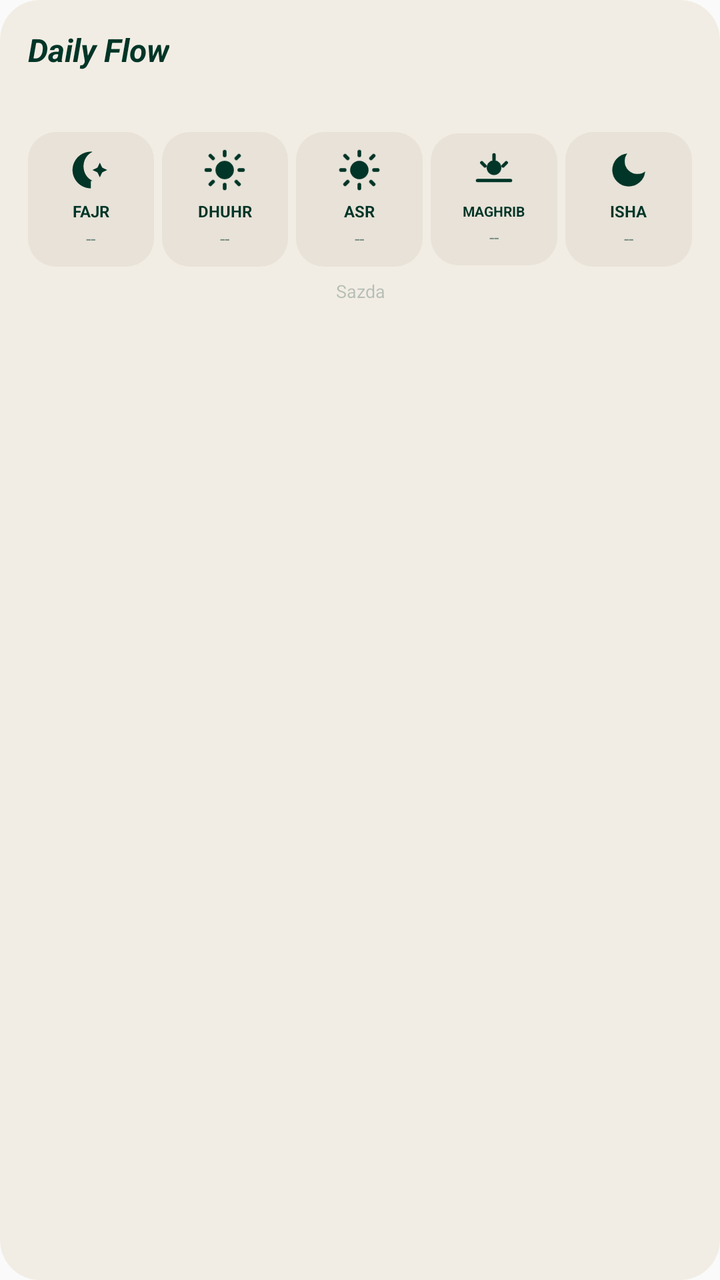
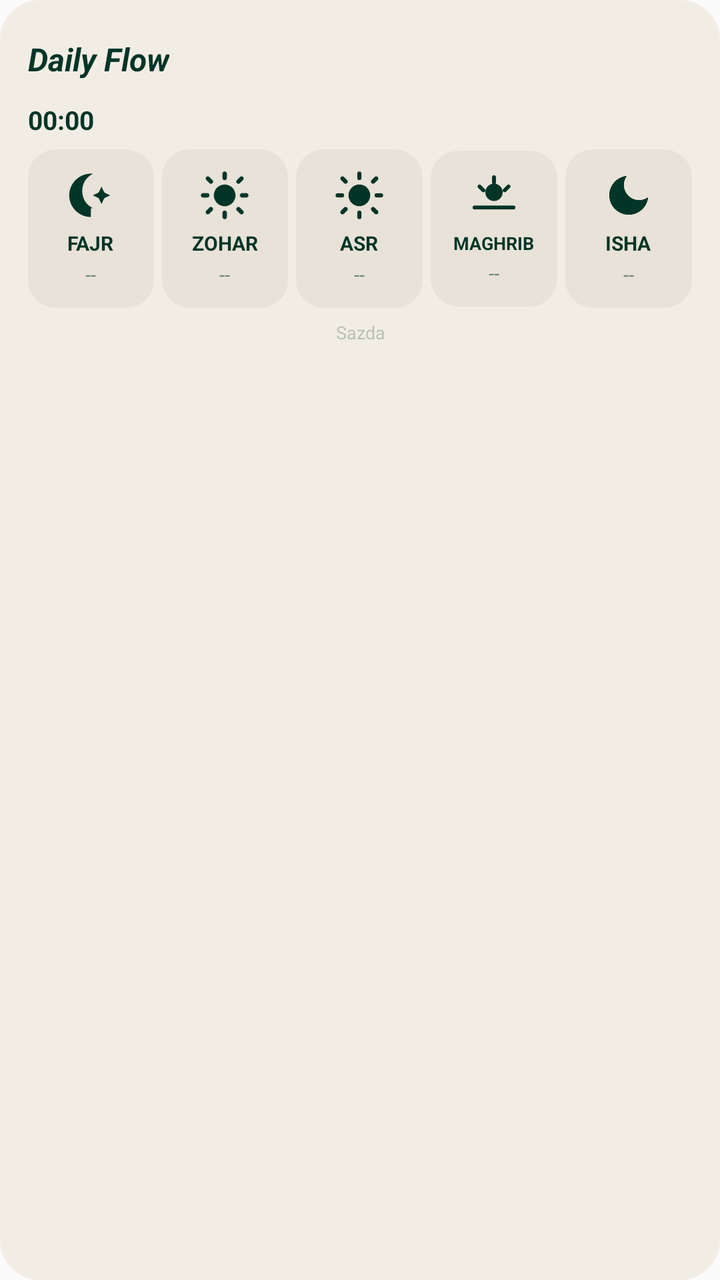

Before-and-after screenshots of an Android layout around one commit, followed by the original layout XML and the change that was made.
<!-- AndroidManifest.xml: application theme AppTheme -->
<!-- res/layout/widget_daily_flow.xml -->
<?xml version="1.0" encoding="utf-8"?>
<LinearLayout xmlns:android="http://schemas.android.com/apk/res/android"
    android:layout_width="match_parent"
    android:layout_height="wrap_content"
    android:orientation="vertical"
    android:background="@drawable/widget_card_bg"
    android:padding="14dp">

    
    <RelativeLayout
        android:layout_width="match_parent"
        android:layout_height="wrap_content"
        android:layout_marginBottom="6dp">

        <TextView
            android:id="@+id/flow_title"
            android:layout_width="wrap_content"
            android:layout_height="wrap_content"
            android:text="Daily Flow"
            android:textColor="#003527"
            android:textSize="16sp"
            android:textStyle="bold|italic"
            android:layout_alignParentStart="true"
            android:layout_centerVertical="true" />

        <TextView
            android:id="@+id/flow_date"
            android:layout_width="wrap_content"
            android:layout_height="wrap_content"
            android:text=""
            android:textColor="#66003527"
            android:textSize="12sp"
            android:layout_alignParentEnd="true"
            android:layout_centerVertical="true" />
    </RelativeLayout>

    
    <TextView
        android:id="@+id/flow_status"
        android:layout_width="match_parent"
        android:layout_height="wrap_content"
        android:layout_marginBottom="8dp"
        android:text=""
        android:textColor="#003527"
        android:textSize="12sp"
        android:textStyle="bold" />

    
    <LinearLayout
        android:layout_width="match_parent"
        android:layout_height="wrap_content"
        android:orientation="horizontal"
        android:gravity="center"
        android:baselineAligned="false">

        
        <LinearLayout
            android:id="@+id/flow_item_fajr"
            android:layout_width="0dp"
            android:layout_height="wrap_content"
            android:layout_weight="1"
            android:orientation="vertical"
            android:gravity="center"
            android:background="@drawable/widget_flow_item_bg"
            android:padding="8dp"
            android:layout_marginRight="4dp">

            <ImageView
                android:id="@+id/flow_icon_fajr"
                android:layout_width="22dp"
                android:layout_height="22dp"
                android:src="@drawable/ic_widget_fajr"
                android:contentDescription="Fajr" />

            <TextView
                android:id="@+id/flow_name_fajr"
                android:layout_width="wrap_content"
                android:layout_height="wrap_content"
                android:layout_marginTop="4dp"
                android:text="FAJR"
                android:textColor="#003527"
                android:textSize="8sp"
                android:textStyle="bold" />

            <TextView
                android:id="@+id/flow_time_fajr"
                android:layout_width="wrap_content"
                android:layout_height="wrap_content"
                android:layout_marginTop="2dp"
                android:text="--"
                android:textColor="#88003527"
                android:textSize="9sp" />
        </LinearLayout>

        
        <LinearLayout
            android:id="@+id/flow_item_dhuhr"
            android:layout_width="0dp"
            android:layout_height="wrap_content"
            android:layout_weight="1"
            android:orientation="vertical"
            android:gravity="center"
            android:background="@drawable/widget_flow_item_bg"
            android:padding="8dp"
            android:layout_marginRight="4dp">

            <ImageView
                android:id="@+id/flow_icon_dhuhr"
                android:layout_width="22dp"
                android:layout_height="22dp"
                android:src="@drawable/ic_widget_sun"
                android:contentDescription="Dhuhr" />

            <TextView
                android:id="@+id/flow_name_dhuhr"
                android:layout_width="wrap_content"
                android:layout_height="wrap_content"
                android:layout_marginTop="4dp"
                android:text="DHUHR"
                android:textColor="#003527"
                android:textSize="8sp"
                android:textStyle="bold" />

            <TextView
                android:id="@+id/flow_time_dhuhr"
                android:layout_width="wrap_content"
                android:layout_height="wrap_content"
                android:layout_marginTop="2dp"
                android:text="--"
                android:textColor="#88003527"
                android:textSize="9sp" />
        </LinearLayout>

        
        <LinearLayout
            android:id="@+id/flow_item_asr"
            android:layout_width="0dp"
            android:layout_height="wrap_content"
            android:layout_weight="1"
            android:orientation="vertical"
            android:gravity="center"
            android:background="@drawable/widget_flow_item_bg"
            android:padding="8dp"
            android:layout_marginRight="4dp">

            <ImageView
                android:id="@+id/flow_icon_asr"
                android:layout_width="22dp"
                android:layout_height="22dp"
                android:src="@drawable/ic_widget_sun"
                android:contentDescription="Asr" />

            <TextView
                android:id="@+id/flow_name_asr"
                android:layout_width="wrap_content"
                android:layout_height="wrap_content"
                android:layout_marginTop="4dp"
                android:text="ASR"
                android:textColor="#003527"
                android:textSize="8sp"
                android:textStyle="bold" />

            <TextView
                android:id="@+id/flow_time_asr"
                android:layout_width="wrap_content"
                android:layout_height="wrap_content"
                android:layout_marginTop="2dp"
                android:text="--"
                android:textColor="#88003527"
                android:textSize="9sp" />
        </LinearLayout>

        
        <LinearLayout
            android:id="@+id/flow_item_maghrib"
            android:layout_width="0dp"
            android:layout_height="wrap_content"
            android:layout_weight="1"
            android:orientation="vertical"
            android:gravity="center"
            android:background="@drawable/widget_flow_item_bg"
            android:padding="8dp"
            android:layout_marginRight="4dp">

            <ImageView
                android:id="@+id/flow_icon_maghrib"
                android:layout_width="22dp"
                android:layout_height="22dp"
                android:src="@drawable/ic_widget_maghrib"
                android:contentDescription="Maghrib" />

            <TextView
                android:id="@+id/flow_name_maghrib"
                android:layout_width="wrap_content"
                android:layout_height="wrap_content"
                android:layout_marginTop="4dp"
                android:text="MAGHRIB"
                android:textColor="#003527"
                android:textSize="7sp"
                android:textStyle="bold" />

            <TextView
                android:id="@+id/flow_time_maghrib"
                android:layout_width="wrap_content"
                android:layout_height="wrap_content"
                android:layout_marginTop="2dp"
                android:text="--"
                android:textColor="#88003527"
                android:textSize="9sp" />
        </LinearLayout>

        
        <LinearLayout
            android:id="@+id/flow_item_isha"
            android:layout_width="0dp"
            android:layout_height="wrap_content"
            android:layout_weight="1"
            android:orientation="vertical"
            android:gravity="center"
            android:background="@drawable/widget_flow_item_bg"
            android:padding="8dp">

            <ImageView
                android:id="@+id/flow_icon_isha"
                android:layout_width="22dp"
                android:layout_height="22dp"
                android:src="@drawable/ic_widget_moon"
                android:contentDescription="Isha" />

            <TextView
                android:id="@+id/flow_name_isha"
                android:layout_width="wrap_content"
                android:layout_height="wrap_content"
                android:layout_marginTop="4dp"
                android:text="ISHA"
                android:textColor="#003527"
                android:textSize="8sp"
                android:textStyle="bold" />

            <TextView
                android:id="@+id/flow_time_isha"
                android:layout_width="wrap_content"
                android:layout_height="wrap_content"
                android:layout_marginTop="2dp"
                android:text="--"
                android:textColor="#88003527"
                android:textSize="9sp" />
        </LinearLayout>
    </LinearLayout>

    
    <TextView
        android:layout_width="match_parent"
        android:layout_height="wrap_content"
        android:layout_marginTop="6dp"
        android:gravity="center"
        android:text="Sazda"
        android:textColor="#40003527"
        android:textSize="9sp" />
</LinearLayout>
<!-- resources referenced by this layout -->
<resources>
  <!-- drawable ic_widget_fajr (drawable) -->
  <?xml version="1.0" encoding="utf-8"?>
  <vector xmlns:android="http://schemas.android.com/apk/res/android"
      android:width="20dp"
      android:height="20dp"
      android:viewportWidth="24"
      android:viewportHeight="24">
      <path
          android:fillColor="#003527"
          android:pathData="M12.1,22C6.6,22 2.1,17.5 2.1,12S6.6,2 12.1,2c0.3,0 0.6,0 0.9,0.1C10,3.5 8.1,6.5 8.1,10s1.9,6.5 4.9,7.9c-0.3,0 -0.6,0.1 -0.9,0.1C12.1,18 12.1,22 12.1,22zM17,8l1.3,2.7L21,12l-2.7,1.3L17,16l-1.3-2.7L13,12l2.7-1.3z" />
  </vector>
  <!-- drawable ic_widget_maghrib (drawable) -->
  <?xml version="1.0" encoding="utf-8"?>
  <vector xmlns:android="http://schemas.android.com/apk/res/android"
      android:width="20dp"
      android:height="20dp"
      android:viewportWidth="24"
      android:viewportHeight="24">
      
      <path
          android:fillColor="#003527"
          android:pathData="M12,14a4,4 0,0 0,4 -4a4,4 0,0 0,-8 0a4,4 0,0 0,4 4z" />
      
      <path
          android:strokeColor="#003527"
          android:strokeWidth="1.8"
          android:strokeLineCap="round"
          android:pathData="M3,17L21,17M12,3L12,5.5M5.3,7.3L7.1,9.1M18.7,7.3L16.9,9.1" />
  </vector>
  <!-- drawable ic_widget_moon (drawable) -->
  <?xml version="1.0" encoding="utf-8"?>
  <vector xmlns:android="http://schemas.android.com/apk/res/android"
      android:width="20dp"
      android:height="20dp"
      android:viewportWidth="24"
      android:viewportHeight="24">
      <path
          android:fillColor="#003527"
          android:pathData="M21,12.8A9,9 0,1 1,11.2 3,7 7,0 0,0 21,12.8z" />
  </vector>
  <!-- drawable ic_widget_sun (drawable) -->
  <?xml version="1.0" encoding="utf-8"?>
  <vector xmlns:android="http://schemas.android.com/apk/res/android"
      android:width="20dp"
      android:height="20dp"
      android:viewportWidth="24"
      android:viewportHeight="24">
      
      <path
          android:fillColor="#003527"
          android:pathData="M12,7a5,5 0,1 0,0 10a5,5 0,1 0,0 -10z" />
      
      <path
          android:strokeColor="#003527"
          android:strokeWidth="2"
          android:strokeLineCap="round"
          android:pathData="M12,2L12,4M12,20L12,22M4.22,4.22L5.64,5.64M18.36,18.36L19.78,19.78M2,12L4,12M20,12L22,12M4.22,19.78L5.64,18.36M18.36,5.64L19.78,4.22" />
  </vector>
  <!-- drawable widget_card_bg (drawable) -->
  <?xml version="1.0" encoding="utf-8"?>
  <shape xmlns:android="http://schemas.android.com/apk/res/android"
      android:shape="rectangle">
      <solid android:color="#F2EDE4" />
      <corners android:radius="20dp" />
  </shape>
  <!-- drawable widget_flow_item_bg (drawable) -->
  <?xml version="1.0" encoding="utf-8"?>
  <shape xmlns:android="http://schemas.android.com/apk/res/android"
      android:shape="rectangle">
      <solid android:color="#E8E2D8" />
      <corners android:radius="14dp" />
  </shape>
  <style name="AppTheme" parent="Theme.AppCompat.DayNight.NoActionBar">
          
          <item name="android:editTextBackground">@drawable/rn_edit_text_material</item>
      </style>
  <!-- drawable rn_edit_text_material (drawable) -->
  <?xml version="1.0" encoding="utf-8"?>
  <inset xmlns:android="http://schemas.android.com/apk/res/android"
         android:insetLeft="@dimen/abc_edit_text_inset_horizontal_material"
         android:insetRight="@dimen/abc_edit_text_inset_horizontal_material"
         android:insetTop="@dimen/abc_edit_text_inset_top_material"
         android:insetBottom="@dimen/abc_edit_text_inset_bottom_material"
         >
  
      <selector>
          
          <item android:state_enabled="false" android:drawable="@drawable/abc_textfield_default_mtrl_alpha"/>
          <item android:drawable="@drawable/abc_textfield_activated_mtrl_alpha"/>
      </selector>
  
  </inset>
</resources>

<!-- the commit's change to res/layout/widget_daily_flow.xml (unified diff, before → after) -->
@@ -32,17 +32,38 @@
             android:textSize="12sp"
             android:layout_alignParentEnd="true"
             android:layout_centerVertical="true" />
+
+        <TextView
+            android:id="@+id/flow_city"
+            android:layout_width="wrap_content"
+            android:layout_height="wrap_content"
+            android:layout_below="@id/flow_date"
+            android:layout_alignParentEnd="true"
+            android:layout_marginTop="1dp"
+            android:text=""
+            android:textColor="#55003527"
+            android:textSize="10sp" />
     </RelativeLayout>
 
     
     <TextView
+        android:id="@+id/flow_period_note"
+        android:layout_width="match_parent"
+        android:layout_height="wrap_content"
+        android:layout_marginBottom="4dp"
+        android:text=""
+        android:textColor="#66003527"
+        android:textSize="10sp"
+        android:visibility="gone" />
+
+    
+    <Chronometer
         android:id="@+id/flow_status"
         android:layout_width="match_parent"
         android:layout_height="wrap_content"
-        android:layout_marginBottom="8dp"
-        android:text=""
+        android:layout_marginBottom="6dp"
         android:textColor="#003527"
-        android:textSize="12sp"
+        android:textSize="13sp"
         android:textStyle="bold" />
 
     
@@ -62,13 +83,13 @@
             android:orientation="vertical"
             android:gravity="center"
             android:background="@drawable/widget_flow_item_bg"
-            android:padding="8dp"
+            android:padding="10dp"
             android:layout_marginRight="4dp">
 
             <ImageView
                 android:id="@+id/flow_icon_fajr"
-                android:layout_width="22dp"
-                android:layout_height="22dp"
+                android:layout_width="26dp"
+                android:layout_height="26dp"
                 android:src="@drawable/ic_widget_fajr"
                 android:contentDescription="Fajr" />
 
@@ -79,7 +100,7 @@
                 android:layout_marginTop="4dp"
                 android:text="FAJR"
                 android:textColor="#003527"
-                android:textSize="8sp"
+                android:textSize="10sp"
                 android:textStyle="bold" />
 
             <TextView
@@ -89,7 +110,8 @@
                 android:layout_marginTop="2dp"
                 android:text="--"
                 android:textColor="#88003527"
-                android:textSize="9sp" />
+                android:textSize="10sp"
+                android:maxLines="1" />
         </LinearLayout>
 
         
@@ -101,24 +123,24 @@
             android:orientation="vertical"
             android:gravity="center"
             android:background="@drawable/widget_flow_item_bg"
-            android:padding="8dp"
+            android:padding="10dp"
             android:layout_marginRight="4dp">
 
             <ImageView
                 android:id="@+id/flow_icon_dhuhr"
-                android:layout_width="22dp"
-                android:layout_height="22dp"
+                android:layout_width="26dp"
+                android:layout_height="26dp"
                 android:src="@drawable/ic_widget_sun"
-                android:contentDescription="Dhuhr" />
+                android:contentDescription="Zohar" />
 
             <TextView
                 android:id="@+id/flow_name_dhuhr"
                 android:layout_width="wrap_content"
                 android:layout_height="wrap_content"
                 android:layout_marginTop="4dp"
-                android:text="DHUHR"
-                android:textColor="#003527"
-                android:textSize="8sp"
+                android:text="ZOHAR"
+                android:textColor="#003527"
+                android:textSize="10sp"
                 android:textStyle="bold" />
 
             <TextView
@@ -128,7 +150,8 @@
                 android:layout_marginTop="2dp"
                 android:text="--"
                 android:textColor="#88003527"
-                android:textSize="9sp" />
+                android:textSize="10sp"
+                android:maxLines="1" />
         </LinearLayout>
 
         
@@ -140,13 +163,13 @@
             android:orientation="vertical"
             android:gravity="center"
             android:background="@drawable/widget_flow_item_bg"
-            android:padding="8dp"
+            android:padding="10dp"
             android:layout_marginRight="4dp">
 
             <ImageView
                 android:id="@+id/flow_icon_asr"
-                android:layout_width="22dp"
-                android:layout_height="22dp"
+                android:layout_width="26dp"
+                android:layout_height="26dp"
                 android:src="@drawable/ic_widget_sun"
                 android:contentDescription="Asr" />
 
@@ -157,7 +180,7 @@
                 android:layout_marginTop="4dp"
                 android:text="ASR"
                 android:textColor="#003527"
-                android:textSize="8sp"
+                android:textSize="10sp"
                 android:textStyle="bold" />
 
             <TextView
@@ -167,7 +190,8 @@
                 android:layout_marginTop="2dp"
                 android:text="--"
                 android:textColor="#88003527"
-                android:textSize="9sp" />
+                android:textSize="10sp"
+                android:maxLines="1" />
         </LinearLayout>
 
         
@@ -179,13 +203,13 @@
             android:orientation="vertical"
             android:gravity="center"
             android:background="@drawable/widget_flow_item_bg"
-            android:padding="8dp"
+            android:padding="10dp"
             android:layout_marginRight="4dp">
 
             <ImageView
                 android:id="@+id/flow_icon_maghrib"
-                android:layout_width="22dp"
-                android:layout_height="22dp"
+                android:layout_width="26dp"
+                android:layout_height="26dp"
                 android:src="@drawable/ic_widget_maghrib"
                 android:contentDescription="Maghrib" />
 
@@ -196,7 +220,7 @@
                 android:layout_marginTop="4dp"
                 android:text="MAGHRIB"
                 android:textColor="#003527"
-                android:textSize="7sp"
+                android:textSize="9sp"
                 android:textStyle="bold" />
 
             <TextView
@@ -206,7 +230,8 @@
                 android:layout_marginTop="2dp"
                 android:text="--"
                 android:textColor="#88003527"
-                android:textSize="9sp" />
+                android:textSize="10sp"
+                android:maxLines="1" />
         </LinearLayout>
 
         
@@ -218,12 +243,12 @@
             android:orientation="vertical"
             android:gravity="center"
             android:background="@drawable/widget_flow_item_bg"
-            android:padding="8dp">
+            android:padding="10dp">
 
             <ImageView
                 android:id="@+id/flow_icon_isha"
-                android:layout_width="22dp"
-                android:layout_height="22dp"
+                android:layout_width="26dp"
+                android:layout_height="26dp"
                 android:src="@drawable/ic_widget_moon"
                 android:contentDescription="Isha" />
 
@@ -234,7 +259,7 @@
                 android:layout_marginTop="4dp"
                 android:text="ISHA"
                 android:textColor="#003527"
-                android:textSize="8sp"
+                android:textSize="10sp"
                 android:textStyle="bold" />
 
             <TextView
@@ -244,7 +269,8 @@
                 android:layout_marginTop="2dp"
                 android:text="--"
                 android:textColor="#88003527"
-                android:textSize="9sp" />
+                android:textSize="10sp"
+                android:maxLines="1" />
         </LinearLayout>
     </LinearLayout>
 
